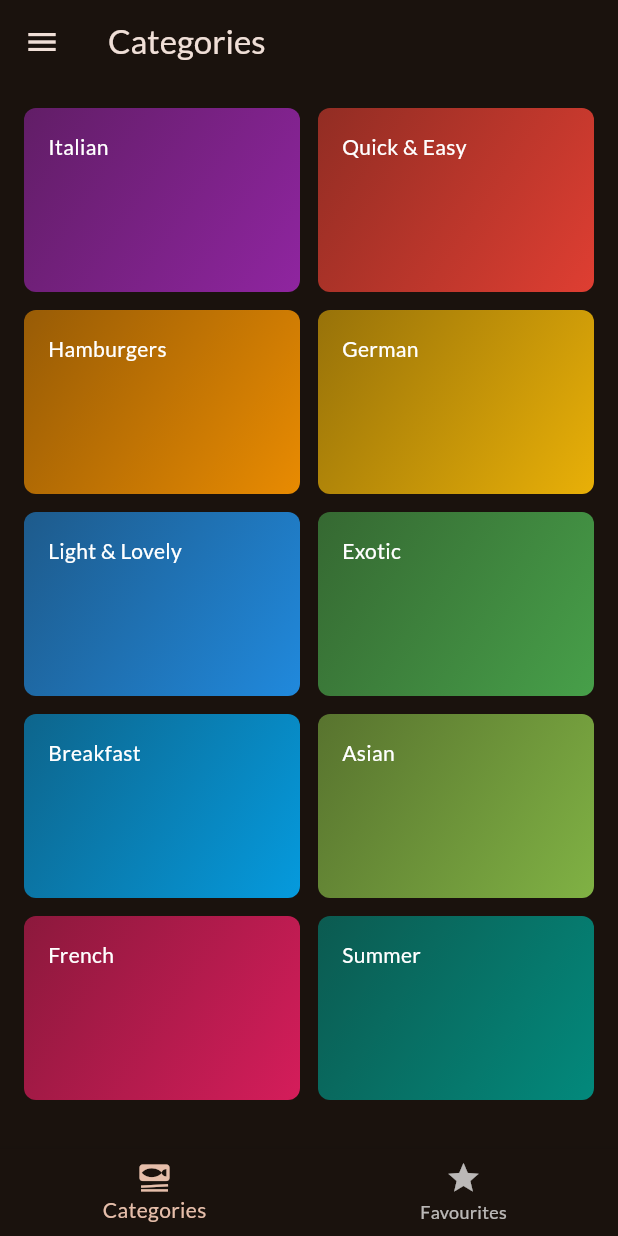
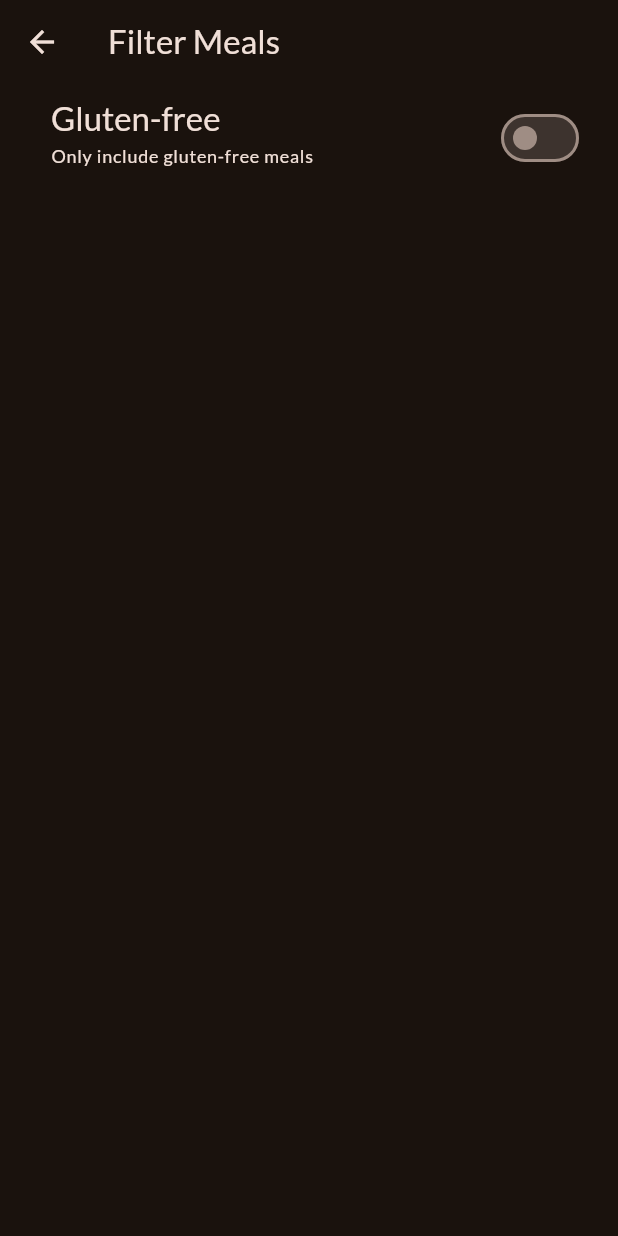
Before and after one commit to chiranjivDev/flutter_meals_app, a Flutter app: the screen it shows after launch, in the side drawer, after a tap on "Filters", on a phone screen of 412 x 824 dp. Run offline on Flutter 3.47's test engine with Material 3 defaults, Android fonts, the phone set to English and light mode, and no system bars; our stand-ins replace google_fonts, transparent_image.

Commit message:
feat: add basic filter widget

```diff
--- /dev/null
+++ b/lib/screens/filters.dart
@@ -0,0 +1,49 @@
+import 'package:flutter/material.dart';
+
+class FiltersScreen extends StatefulWidget {
+  const FiltersScreen({super.key});
+
+  @override
+  State<FiltersScreen> createState() => _FiltersScreenState();
+}
+
+class _FiltersScreenState extends State<FiltersScreen> {
+  var _glutenFreeFilterSet = false;
+
+  @override
+  Widget build(BuildContext context) {
+    return Scaffold(
+      appBar: AppBar(
+        title: const Text('Filter Meals'),
+      ),
+      body: Column(
+        children: [
+          SwitchListTile(
+            value: _glutenFreeFilterSet,
+            onChanged: (isChecked) {
+              setState(() {
+                _glutenFreeFilterSet = isChecked;
+              });
+            },
+            title: Text(
+              'Gluten-free',
+              style: Theme.of(context)
+                  .textTheme
+                  .titleLarge!
+                  .copyWith(color: Theme.of(context).colorScheme.onSurface),
+            ),
+            subtitle: Text(
+              'Only include gluten-free meals',
+              style: Theme.of(context)
+                  .textTheme
+                  .labelMedium!
+                  .copyWith(color: Theme.of(context).colorScheme.onSurface),
+            ),
+            activeColor: Theme.of(context).colorScheme.tertiary,
+            contentPadding: const EdgeInsets.only(left: 34, right: 22),
+          )
+        ],
+      ),
+    );
+  }
+}
--- a/lib/screens/tabs.dart
+++ b/lib/screens/tabs.dart
@@ -1,6 +1,7 @@
 import 'package:flutter/material.dart';
 import 'package:meals/models/meal.dart';
 import 'package:meals/screens/categories.dart';
+import 'package:meals/screens/filters.dart';
 import 'package:meals/screens/meals.dart';
 import 'package:meals/widgets/main_drawer.dart';
 
@@ -47,7 +48,12 @@ class _TabsScreenState extends State<TabsScreen> {
 
   void _setScreen(String identifier) {
     debugPrint('selected link : $identifier');
-    Navigator.of(context).pop();
+    if (identifier == 'filters') {
+      Navigator.of(context)
+          .push(MaterialPageRoute(builder: (ctx) => const FiltersScreen()));
+    } else {
+      Navigator.of(context).pop();
+    }
   }
 
   @override
--- a/lib/widgets/main_drawer.dart
+++ b/lib/widgets/main_drawer.dart
@@ -57,7 +57,7 @@ class MainDrawer extends StatelessWidget {
                       fontSize: 24,
                     )),
             onTap: () {
-              onSelectScreen('Filters');
+              onSelectScreen('filters');
             },
           ),
         ],
```
